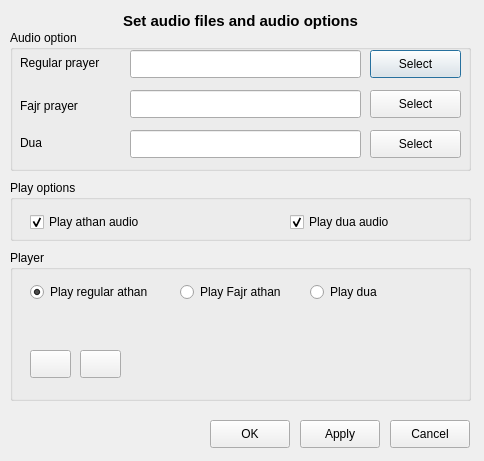
Before: the Qt Designer form trunk_win/ui/audio.ui in sdizdarevic/qsalat, drawn with Qt 5.
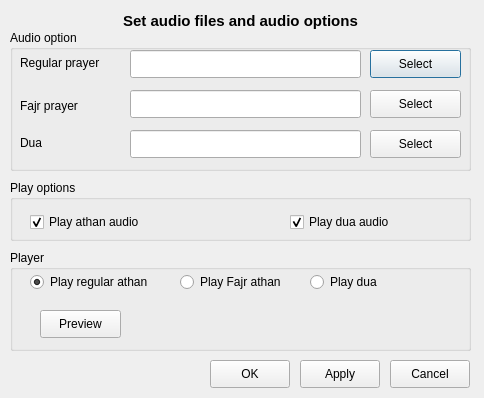
After: the same form once the commit is applied.

What changed in the file:
```diff
--- a/trunk_win/ui/audio.ui
+++ b/trunk_win/ui/audio.ui
@@ -1,24 +1,24 @@
 <ui version="4.0" >
  <class>Audio</class>
- <widget class="QDialog" name="Audio" >
-  <property name="geometry" >
+ <widget class="QDialog" name="Audio">
+  <property name="geometry">
    <rect>
     <x>0</x>
     <y>0</y>
     <width>484</width>
-    <height>461</height>
+    <height>398</height>
    </rect>
   </property>
-  <property name="minimumSize" >
+  <property name="minimumSize">
    <size>
     <width>484</width>
-    <height>461</height>
+    <height>398</height>
    </size>
   </property>
-  <property name="maximumSize" >
+  <property name="maximumSize">
    <size>
     <width>484</width>
-    <height>461</height>
+    <height>398</height>
    </size>
   </property>
   <property name="windowTitle" >
@@ -193,62 +193,36 @@
     </property>
    </widget>
   </widget>
-  <widget class="QGroupBox" name="groupBox_3" >
-   <property name="geometry" >
+  <widget class="QGroupBox" name="groupBox_3">
+   <property name="geometry">
     <rect>
      <x>10</x>
      <y>250</y>
      <width>461</width>
-     <height>151</height>
+     <height>101</height>
     </rect>
    </property>
    <property name="title" >
     <string>Player</string>
    </property>
-   <widget class="QPushButton" name="playButton" >
-    <property name="geometry" >
+   <widget class="QPushButton" name="previewButton">
+    <property name="geometry">
      <rect>
-      <x>20</x>
-      <y>100</y>
-      <width>41</width>
+      <x>30</x>
+      <y>60</y>
+      <width>81</width>
       <height>28</height>
      </rect>
     </property>
-    <property name="text" >
-     <string/>
+    <property name="text">
+     <string>Preview</string>
     </property>
    </widget>
-   <widget class="QPushButton" name="stopButton" >
-    <property name="geometry" >
+   <widget class="QRadioButton" name="regularRadioButton">
+    <property name="geometry">
      <rect>
-      <x>70</x>
-      <y>100</y>
-      <width>41</width>
-      <height>28</height>
-     </rect>
-    </property>
-    <property name="text" >
-     <string/>
-    </property>
-   </widget>
-   <widget class="QLabel" name="volumeLabel" >
-    <property name="geometry" >
-     <rect>
-      <x>330</x>
-      <y>105</y>
-      <width>31</width>
-      <height>21</height>
-     </rect>
-    </property>
-    <property name="text" >
-     <string/>
-    </property>
-   </widget>
-   <widget class="QRadioButton" name="regularRadioButton" >
-    <property name="geometry" >
-     <rect>
       <x>20</x>
-      <y>30</y>
+      <y>20</y>
       <width>131</width>
       <height>24</height>
      </rect>
@@ -260,11 +234,11 @@
      <bool>true</bool>
     </property>
    </widget>
-   <widget class="QRadioButton" name="fajrRadioButton" >
-    <property name="geometry" >
+   <widget class="QRadioButton" name="fajrRadioButton">
+    <property name="geometry">
      <rect>
       <x>170</x>
-      <y>30</y>
+      <y>20</y>
       <width>111</width>
       <height>24</height>
      </rect>
@@ -273,11 +247,11 @@
      <string>Play Fajr athan</string>
     </property>
    </widget>
-   <widget class="QRadioButton" name="duaRadioButton" >
-    <property name="geometry" >
+   <widget class="QRadioButton" name="duaRadioButton">
+    <property name="geometry">
      <rect>
       <x>300</x>
-      <y>30</y>
+      <y>20</y>
       <width>91</width>
       <height>24</height>
      </rect>
@@ -286,44 +260,12 @@
      <string>Play dua</string>
     </property>
    </widget>
-   <widget class="QFrame" name="playerFrame" >
-    <property name="geometry" >
-     <rect>
-      <x>10</x>
-      <y>50</y>
-      <width>441</width>
-      <height>41</height>
-     </rect>
-    </property>
-    <property name="frameShape" >
-     <enum>QFrame::NoFrame</enum>
-    </property>
-    <property name="frameShadow" >
-     <enum>QFrame::Raised</enum>
-    </property>
-   </widget>
-   <widget class="QFrame" name="volumeFrame" >
-    <property name="geometry" >
-     <rect>
-      <x>330</x>
-      <y>100</y>
-      <width>121</width>
-      <height>31</height>
-     </rect>
-    </property>
-    <property name="frameShape" >
-     <enum>QFrame::NoFrame</enum>
-    </property>
-    <property name="frameShadow" >
-     <enum>QFrame::Raised</enum>
-    </property>
-   </widget>
   </widget>
-  <widget class="QPushButton" name="cancelButton" >
-   <property name="geometry" >
+  <widget class="QPushButton" name="cancelButton">
+   <property name="geometry">
     <rect>
      <x>390</x>
-     <y>420</y>
+     <y>360</y>
      <width>80</width>
      <height>28</height>
     </rect>
@@ -332,11 +274,11 @@
     <string>Cancel</string>
    </property>
   </widget>
-  <widget class="QPushButton" name="saveButton" >
-   <property name="geometry" >
+  <widget class="QPushButton" name="saveButton">
+   <property name="geometry">
     <rect>
      <x>300</x>
-     <y>420</y>
+     <y>360</y>
      <width>80</width>
      <height>28</height>
     </rect>
@@ -345,11 +287,11 @@
     <string>Apply</string>
    </property>
   </widget>
-  <widget class="QPushButton" name="okButton" >
-   <property name="geometry" >
+  <widget class="QPushButton" name="okButton">
+   <property name="geometry">
     <rect>
      <x>210</x>
-     <y>420</y>
+     <y>360</y>
      <width>80</width>
      <height>28</height>
     </rect>
```
Left out of the diff: 109 changed lines with no effect on the pictures.
